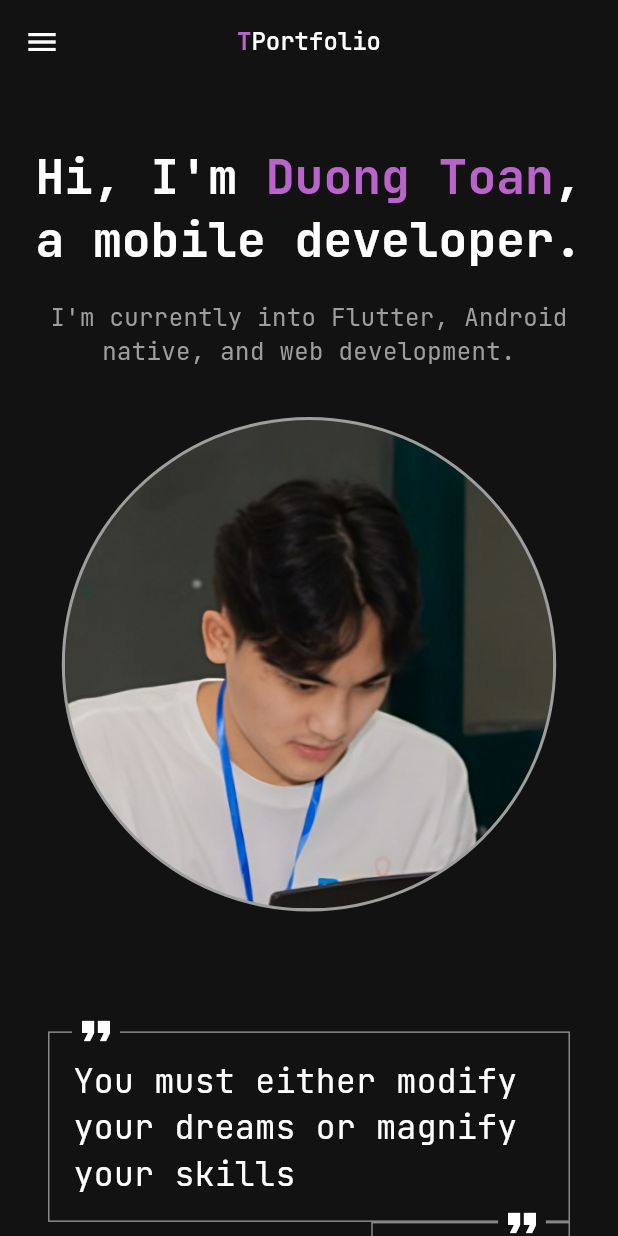
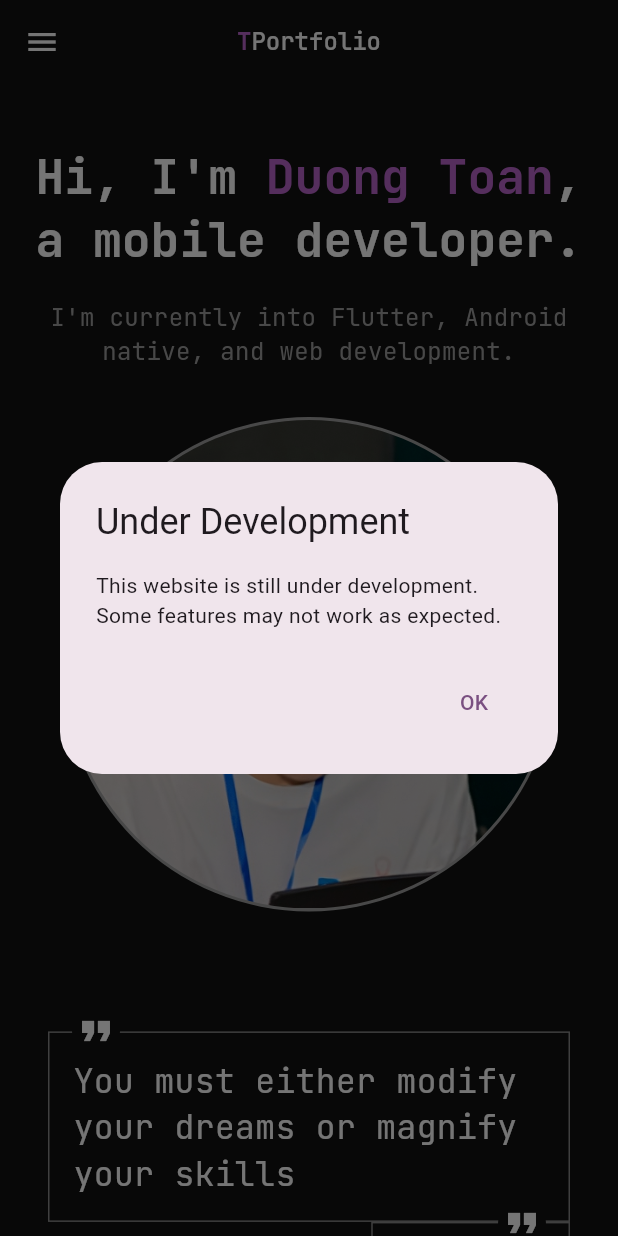
Before and after one commit to dgtoan/t_portfolio, a Flutter app: the screen it shows after launch, on a phone screen of 412 x 824 dp. Run offline on Flutter 3.47's test engine with Material 3 defaults, Android fonts, the light colour scheme and no system bars; our stand-ins replace flutter_svg, google_fonts, infinite_carousel, responsive_framework.

Commit message:
feat: under development dialog

```diff
--- a/lib/view/app.dart
+++ b/lib/view/app.dart
@@ -18,6 +18,22 @@ class TPortfolio extends StatelessWidget {
         '4K'
       );
     }
+
+    // show dialog noti that the website is under development
+    Future.delayed(const Duration(seconds: 1), () => showDialog(
+      context: context,
+      builder: (context) => AlertDialog(
+        title: const Text('Under Development'),
+        content: const Text('This website is still under development. Some features may not work as expected.'),
+        actions: <Widget>[
+          TextButton(
+            onPressed: () => Navigator.of(context).pop(),
+            child: const Text('OK'),
+          ),
+        ],
+      ),
+    ));
+
     final bool isLargeScreen = ResponsiveBreakpoints.of(context).largerThan(TABLET);
     return AppScaffold(
       header: AppHeader(isLargeScreen: isLargeScreen),
```
